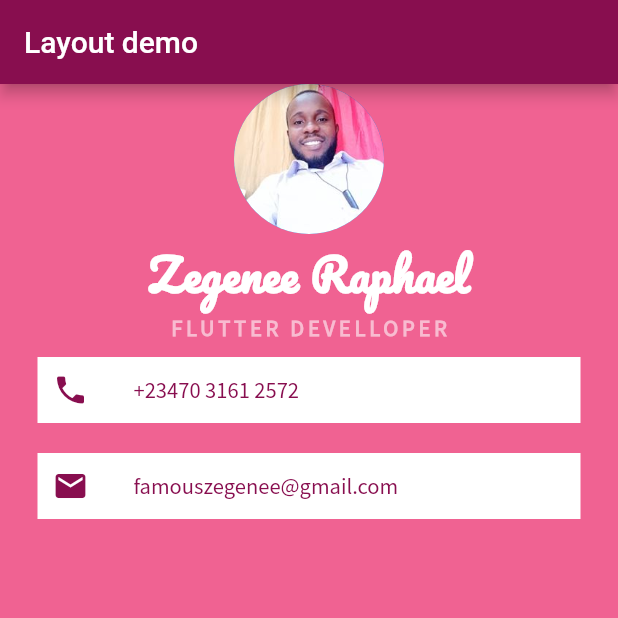
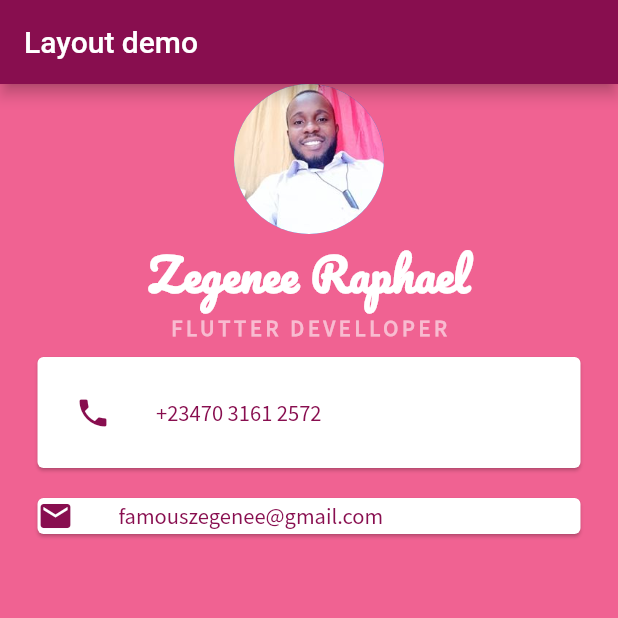
Before and after one commit to ZeggyRaph/my_contact_app, a Flutter app: the screen it shows after launch, on a phone screen of 412 x 824 dp, the top half of it. Run offline on Flutter 3.47's test engine with Material 2 defaults, Android fonts, the phone set to English and light mode, and no system bars.

Commit message:
padding class is added to the first card widget

```diff
--- a/lib/main.dart
+++ b/lib/main.dart
@@ -43,10 +43,15 @@ class MyApp extends StatelessWidget {
                   letterSpacing: 2.5,
                 ),
               ),
-              Container(
-                padding: EdgeInsets.all(10.0),
+              // using a card widget instead of a container widget
+              Card(
+                // padding: EdgeInsets.all(10.0), This is not recognised in card
                 color: Colors.white,
                 margin: EdgeInsets.symmetric(vertical: 10.0, horizontal: 25.0),
+
+                // This is how a padding class is included into a card class
+                child: Padding(
+                  padding: EdgeInsets.all(25.0),
                   child: Row(
                     children: [
                       Icon(
@@ -67,8 +72,11 @@ class MyApp extends StatelessWidget {
                     ],
                   ),
                 ),
-              Container(
-                padding: EdgeInsets.all(10.0),
+              ),
+
+              // using a card widget instead of a container widget
+              Card(
+                //padding: EdgeInsets.all(10.0),
                 color: Colors.white,
                 margin: EdgeInsets.symmetric(vertical: 10.0, horizontal: 25.0),
                 child: Row(
```
Lines whose indentation alone changed are shown as unchanged.
